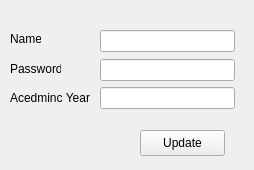
First picture: the form in editProfile.ui, repository MIDOKIM/CourseManagement, before the edit.
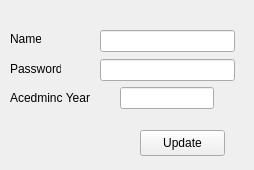
Second picture: the form after the edit.

Patch:
```diff
--- a/editProfile.ui
+++ b/editProfile.ui
@@ -10,6 +10,24 @@
     <height>170</height>
    </rect>
   </property>
+  <property name="sizePolicy">
+   <sizepolicy hsizetype="Fixed" vsizetype="Fixed">
+    <horstretch>0</horstretch>
+    <verstretch>0</verstretch>
+   </sizepolicy>
+  </property>
+  <property name="minimumSize">
+   <size>
+    <width>254</width>
+    <height>170</height>
+   </size>
+  </property>
+  <property name="maximumSize">
+   <size>
+    <width>254</width>
+    <height>170</height>
+   </size>
+  </property>
   <property name="windowTitle">
    <string>editProfile</string>
   </property>
@@ -36,9 +54,9 @@
   <widget class="QLineEdit" name="lineEdit_3">
    <property name="geometry">
     <rect>
-     <x>100</x>
+     <x>120</x>
      <y>87</y>
-     <width>135</width>
+     <width>94</width>
      <height>22</height>
     </rect>
    </property>
```
Left out of the diff: 5 changed lines with no effect on the pictures.
